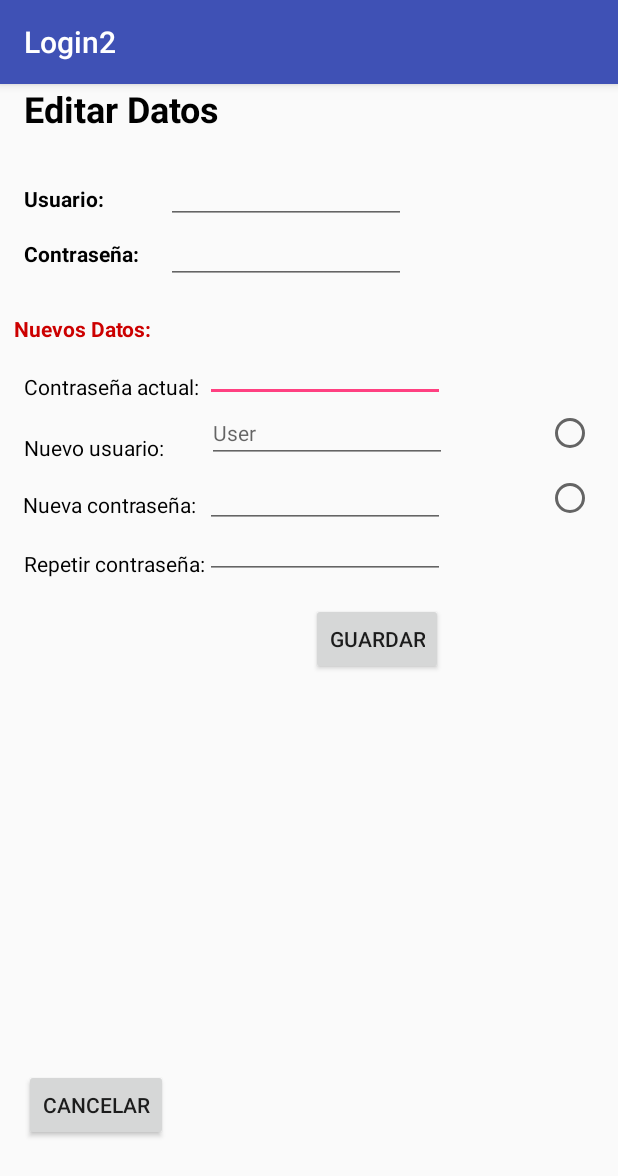
After one commit to oscarrene380/Login2, an Android app: the EditUserActivity screen opened directly, with no data from a screen before it, on a phone screen of 412 x 824 dp. The commit adds this screen. Shown: the top 1176 px of the screen. Run offline under Robolectric (Android 15) with nearby library versions, the phone set to English and light mode, and no system bars.

Commit message:
* formulario
-Se agrego un formulario para editar info del usuario
-Se valido que el correo electronico al registrar sea valido

```diff
--- a/app/build.gradle
+++ b/app/build.gradle
@@ -17,7 +17,12 @@ android {
         }
     }
 }
-
+repositories{
+    maven
+            {
+                url 'https://maven.google.com'
+            }
+}
 dependencies {
     implementation fileTree(dir: 'libs', include: ['*.jar'])
     implementation 'com.android.support:appcompat-v7:26.1.0'
@@ -27,4 +32,5 @@ dependencies {
     androidTestImplementation 'com.android.support.test:runner:1.0.1'
     androidTestImplementation 'com.android.support.test.espresso:espresso-core:3.0.1'
     implementation 'com.google.android.gms:play-services-maps:15.0.0'
+    compile 'com.android.support.constraint:constraint-layout:1.0.2'
 }
--- /dev/null
+++ b/app/src/main/java/com/seguridapp/sdlg/login2/EditUserActivity.java
@@ -0,0 +1,13 @@
+package com.seguridapp.sdlg.login2;
+
+import android.support.v7.app.AppCompatActivity;
+import android.os.Bundle;
+
+public class EditUserActivity extends AppCompatActivity {
+
+    @Override
+    protected void onCreate(Bundle savedInstanceState) {
+        super.onCreate(savedInstanceState);
+        setContentView(R.layout.activity_edituser);
+    }
+}
--- a/app/src/main/java/com/seguridapp/sdlg/login2/MapsActivity.java
+++ b/app/src/main/java/com/seguridapp/sdlg/login2/MapsActivity.java
@@ -216,4 +216,10 @@ public class MapsActivity extends FragmentActivity implements OnMapReadyCallback
         session.setLoggedin(false);
         finish();
     }
+    public void editar(View view)
+    {
+        Intent i = new Intent(MapsActivity.this, EditUserActivity.class);
+        startActivity(i);
+        finish();
+    }
 }
--- a/app/src/main/java/com/seguridapp/sdlg/login2/RegistrarActivity.java
+++ b/app/src/main/java/com/seguridapp/sdlg/login2/RegistrarActivity.java
@@ -5,8 +5,11 @@ import android.content.Intent;
 import android.os.Bundle;
 import android.support.v7.app.AlertDialog;
 import android.support.v7.app.AppCompatActivity;
+import android.util.Patterns;
 import android.view.View;
 import android.widget.EditText;
+
+import java.util.regex.Pattern;
 
 public class RegistrarActivity extends AppCompatActivity
 {
@@ -31,6 +34,13 @@ public class RegistrarActivity extends AppCompatActivity
 
     }
 
+    private boolean validarEmail(String email)
+    {
+        Pattern pattern= Patterns.EMAIL_ADDRESS;
+        return pattern.matcher(email).matches();
+
+    }
+
     @Override
     public void onBackPressed() {
         super.onBackPressed();
@@ -51,6 +61,10 @@ public class RegistrarActivity extends AppCompatActivity
         if (email.isEmpty())
         {
             em.setError("Introduzca su email");
+        }
+        else if(!validarEmail(email))
+        {
+            em.setError("Email no valido!");
         }
         else if (pass.isEmpty())
         {
--- /dev/null
+++ b/app/src/main/res/layout/activity_edituser.xml
@@ -0,0 +1,209 @@
+<?xml version="1.0" encoding="utf-8"?>
+<android.support.constraint.ConstraintLayout xmlns:android="http://schemas.android.com/apk/res/android"
+    xmlns:app="http://schemas.android.com/apk/res-auto"
+    xmlns:tools="http://schemas.android.com/tools"
+    android:layout_width="match_parent"
+    android:layout_height="match_parent"
+    android:visibility="visible"
+    tools:context="com.seguridapp.sdlg.login2.EditUserActivity"
+    tools:layout_editor_absoluteY="81dp">
+
+    <TextView
+        android:id="@+id/textView16"
+        android:layout_width="0dp"
+        android:layout_height="31dp"
+        android:text="Editar Datos Personales"
+        android:textColor="@android:color/black"
+        android:textSize="24sp"
+        android:textStyle="bold"
+        app:layout_constraintEnd_toEndOf="@+id/editText18"
+        app:layout_constraintStart_toStartOf="@+id/textView17"
+        app:layout_constraintTop_toTopOf="parent" />
+
+    <TextView
+        android:id="@+id/textView17"
+        android:layout_width="wrap_content"
+        android:layout_height="wrap_content"
+        android:layout_marginBottom="17dp"
+        android:layout_marginStart="16dp"
+        android:text="Usuario:"
+        android:textColor="@android:color/black"
+        android:textStyle="bold"
+        app:layout_constraintBottom_toTopOf="@+id/textView18"
+        app:layout_constraintStart_toStartOf="parent" />
+
+    <TextView
+        android:id="@+id/textView18"
+        android:layout_width="wrap_content"
+        android:layout_height="wrap_content"
+        android:layout_marginStart="16dp"
+        android:text="Contraseña:"
+        android:textColor="@android:color/black"
+        android:textStyle="bold"
+        app:layout_constraintBaseline_toBaselineOf="@+id/editText20"
+        app:layout_constraintStart_toStartOf="parent" />
+
+    <TextView
+        android:id="@+id/textView19"
+        android:layout_width="wrap_content"
+        android:layout_height="wrap_content"
+        android:layout_marginStart="9dp"
+        android:layout_marginTop="20dp"
+        android:text="Nuevos Datos:"
+        android:textColor="@android:color/holo_red_dark"
+        android:textSize="14sp"
+        android:textStyle="bold"
+        app:layout_constraintStart_toStartOf="parent"
+        app:layout_constraintTop_toBottomOf="@+id/editText20" />
+
+    <TextView
+        android:id="@+id/textView20"
+        android:layout_width="wrap_content"
+        android:layout_height="wrap_content"
+        android:layout_marginStart="16dp"
+        android:layout_marginTop="19dp"
+        android:text="Contraseña actual:"
+        android:textColor="@android:color/black"
+        app:layout_constraintStart_toStartOf="parent"
+        app:layout_constraintTop_toBottomOf="@+id/textView19" />
+
+    <TextView
+        android:id="@+id/textView22"
+        android:layout_width="wrap_content"
+        android:layout_height="wrap_content"
+        android:layout_marginEnd="5dp"
+        android:text="Nueva contraseña:"
+        android:textColor="@android:color/black"
+        app:layout_constraintBottom_toTopOf="@+id/editText17"
+        app:layout_constraintEnd_toStartOf="@+id/editText16" />
+
+    <TextView
+        android:id="@+id/textView23"
+        android:layout_width="wrap_content"
+        android:layout_height="wrap_content"
+        android:layout_marginStart="16dp"
+        android:layout_marginTop="14dp"
+        android:text="Repetir contraseña:"
+        android:textColor="@android:color/black"
+        app:layout_constraintStart_toStartOf="parent"
+        app:layout_constraintTop_toBottomOf="@+id/editText16" />
+
+    <EditText
+        android:id="@+id/editText14"
+        android:layout_width="wrap_content"
+        android:layout_height="wrap_content"
+        android:layout_marginEnd="1dp"
+        android:ems="10"
+        android:inputType="textPassword"
+        android:textSize="14sp"
+        app:layout_constraintBottom_toTopOf="@+id/textView20"
+        app:layout_constraintEnd_toEndOf="@+id/editText15"
+        app:layout_constraintTop_toTopOf="@+id/textView20" />
+
+    <EditText
+        android:id="@+id/editText15"
+        android:layout_width="wrap_content"
+        android:layout_height="wrap_content"
+        android:layout_marginStart="5dp"
+        android:ems="10"
+        android:hint="User"
+        android:inputType="textPersonName"
+        android:textSize="14sp"
+        app:layout_constraintBottom_toTopOf="@+id/textView25"
+        app:layout_constraintStart_toEndOf="@+id/textView20"
+        app:layout_constraintTop_toTopOf="@+id/textView25" />
+
+    <EditText
+        android:id="@+id/editText16"
+        android:layout_width="wrap_content"
+        android:layout_height="wrap_content"
+        android:layout_marginEnd="1dp"
+        android:ems="10"
+        android:inputType="textPassword"
+        android:textSize="14sp"
+        app:layout_constraintBaseline_toBaselineOf="@+id/radioButton5"
+        app:layout_constraintEnd_toEndOf="@+id/editText15" />
+
+    <EditText
+        android:id="@+id/editText17"
+        android:layout_width="wrap_content"
+        android:layout_height="wrap_content"
+        android:ems="10"
+        android:inputType="textPassword"
+        android:textSize="14sp"
+        app:layout_constraintBottom_toTopOf="@+id/textView23"
+        app:layout_constraintStart_toStartOf="@+id/editText16"
+        app:layout_constraintTop_toTopOf="@+id/textView23" />
+
+    <Button
+        android:id="@+id/button3"
+        android:layout_width="wrap_content"
+        android:layout_height="wrap_content"
+        android:layout_marginEnd="1dp"
+        android:layout_marginTop="16dp"
+        android:text="Guardar"
+        app:layout_constraintEnd_toEndOf="@+id/editText17"
+        app:layout_constraintTop_toBottomOf="@+id/editText17" />
+
+    <Button
+        android:id="@+id/button4"
+        android:layout_width="wrap_content"
+        android:layout_height="wrap_content"
+        android:layout_marginBottom="63dp"
+        android:layout_marginStart="16dp"
+        android:text="Cancelar"
+        app:layout_constraintBottom_toBottomOf="parent"
+        app:layout_constraintStart_toStartOf="parent" />
+
+    <EditText
+        android:id="@+id/editText18"
+        android:layout_width="wrap_content"
+        android:layout_height="wrap_content"
+        android:layout_marginStart="18dp"
+        android:layout_marginTop="22dp"
+        android:ems="10"
+        android:inputType="textPersonName"
+        android:textSize="14sp"
+        app:layout_constraintStart_toEndOf="@+id/textView18"
+        app:layout_constraintTop_toBottomOf="@+id/textView16" />
+
+    <EditText
+        android:id="@+id/editText20"
+        android:layout_width="wrap_content"
+        android:layout_height="wrap_content"
+        android:ems="10"
+        android:inputType="textPassword"
+        android:textSize="14sp"
+        app:layout_constraintStart_toStartOf="@+id/editText18"
+        app:layout_constraintTop_toBottomOf="@+id/editText18" />
+
+    <TextView
+        android:id="@+id/textView25"
+        android:layout_width="wrap_content"
+        android:layout_height="wrap_content"
+        android:layout_marginStart="16dp"
+        android:layout_marginTop="21dp"
+        android:text="Nuevo usuario:"
+        android:textColor="@android:color/black"
+        app:layout_constraintStart_toStartOf="parent"
+        app:layout_constraintTop_toBottomOf="@+id/textView20" />
+
+    <RadioButton
+        android:id="@+id/radioButton4"
+        android:layout_width="wrap_content"
+        android:layout_height="wrap_content"
+        android:layout_marginEnd="16dp"
+        app:layout_constraintBaseline_toBaselineOf="@+id/editText15"
+        app:layout_constraintEnd_toEndOf="parent" />
+
+    <RadioButton
+        android:id="@+id/radioButton5"
+        android:layout_width="wrap_content"
+        android:layout_height="wrap_content"
+        android:layout_marginEnd="16dp"
+        android:layout_marginTop="7dp"
+        app:layout_constraintEnd_toEndOf="parent"
+        app:layout_constraintTop_toBottomOf="@+id/editText15" />
+
+
+</android.support.constraint.ConstraintLayout>
--- a/app/src/main/res/layout/activity_maps.xml
+++ b/app/src/main/res/layout/activity_maps.xml
@@ -17,6 +17,13 @@
         android:onClick="Atras"
         android:text="Cerrar Sesion"
         android:textColor="@color/common_google_signin_btn_text_dark_default" />
+
+    <Button
+        android:id="@+id/btnEditar"
+        android:layout_width="123dp"
+        android:layout_height="38dp"
+        android:onClick="editar"
+        android:text="editar" />
 
     <LinearLayout
         android:layout_width="match_parent"
--- a/app/src/main/res/values/strings.xml
+++ b/app/src/main/res/values/strings.xml
@@ -9,4 +9,18 @@
 
     <string name="action_settings">Settings</string>
     <string name="title_activity_menumap">Menumap</string>
+    <string name="title_activity_mantenimiento">MantenimientoActivity</string>
+
+    <!-- Strings related to login -->
+    <string name="prompt_email">Email</string>
+    <string name="prompt_password">Password (optional)</string>
+    <string name="action_sign_in">Sign in or register</string>
+    <string name="action_sign_in_short">Sign in</string>
+    <string name="error_invalid_email">This email address is invalid</string>
+    <string name="error_invalid_password">This password is too short</string>
+    <string name="error_incorrect_password">This password is incorrect</string>
+    <string name="error_field_required">This field is required</string>
+    <string name="permission_rationale">"Contacts permissions are needed for providing email
+        completions."
+    </string>
 </resources>
```
Also changed, not shown: app/src/main/AndroidManifest.xml (+9 -0 lines), 74 other files.
